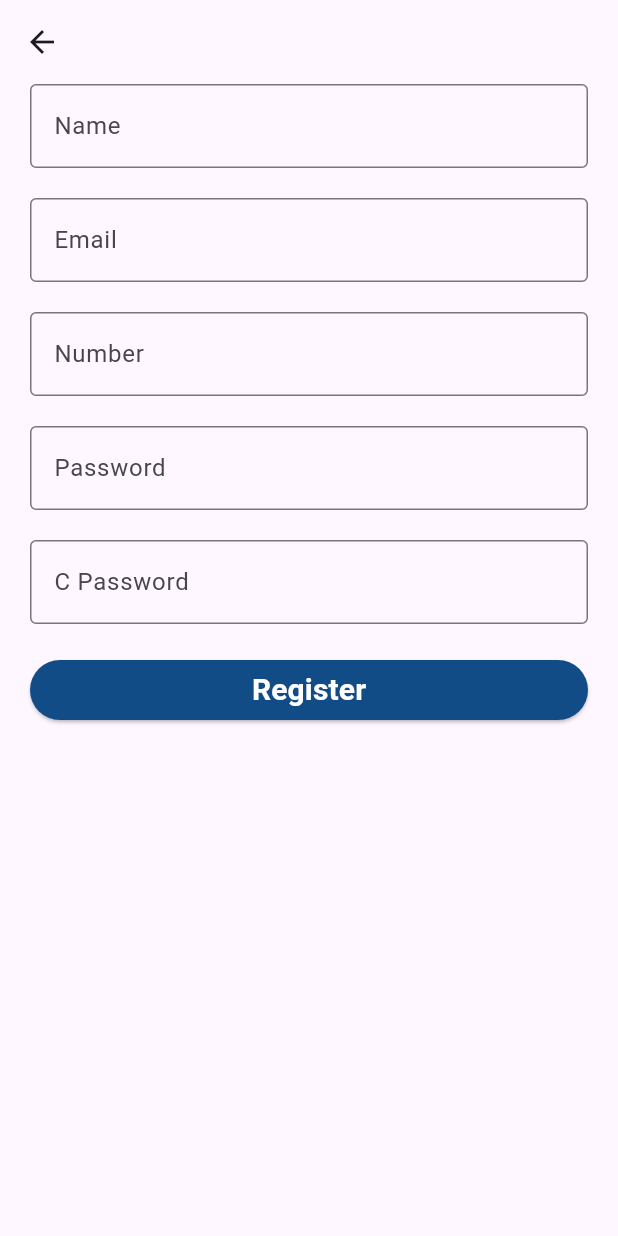
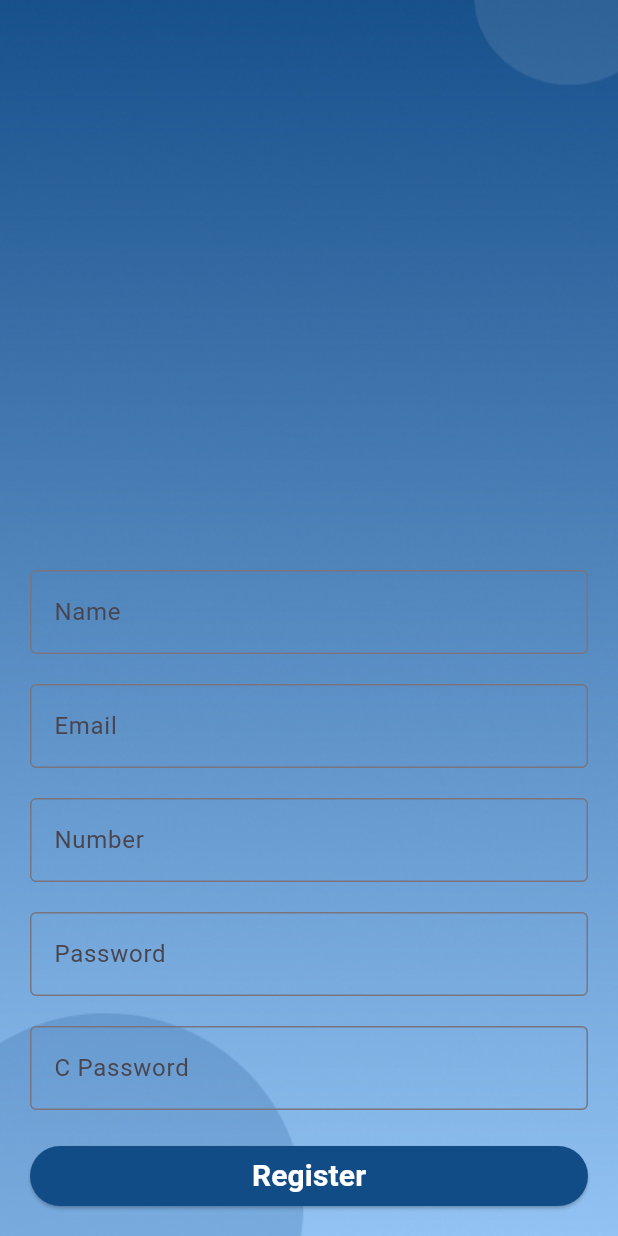
Before and after one commit to KaviruDeSilva08/Pet-Care-mobile-application-, a Flutter app: the Register screen opened directly, after a tap on "Create User Profile", on a phone screen of 412 x 824 dp. Run offline on Flutter 3.47's test engine with Material 3 defaults, Android fonts, the phone set to English and light mode, and no system bars; our stand-ins replace cloud_firestore, firebase_core; accounts and stored records are empty.

Commit message:
Add the backgroud image

```diff
--- a/lib/screen/register.dart
+++ b/lib/screen/register.dart
@@ -8,7 +8,14 @@ class Register extends StatelessWidget {
   @override
   Widget build(BuildContext context) {
     return Scaffold(
-      body: Column(
+      body: Container(
+        decoration: BoxDecoration(
+          image: DecorationImage(
+            image: AssetImage('assets/images/background.jpg'),
+            fit: BoxFit.cover, // You can adjust the image fit as needed
+          ),
+        ),
+        child: Column(
           mainAxisAlignment: MainAxisAlignment.center,
           children: [
             Row(
@@ -46,7 +53,8 @@ class Register extends StatelessWidget {
                   onPressed: () {
                     Navigator.push(
                       context,
-                    MaterialPageRoute(builder: (context) => const PetProfile()),
+                      MaterialPageRoute(
+                          builder: (context) => const PetProfile()),
                     );
                   },
                   child: Text(
@@ -62,6 +70,7 @@ class Register extends StatelessWidget {
             ),
           ],
         ),
+      ),
     );
   }
 }
--- a/lib/screen/userprofile.dart
+++ b/lib/screen/userprofile.dart
@@ -46,8 +46,14 @@ class _UserProfileState extends State<UserProfile> {
   @override
   Widget build(BuildContext context) {
     return Scaffold(
-      appBar: AppBar(),
-      body: SingleChildScrollView(
+      body: Container(
+        decoration: BoxDecoration(
+          image: DecorationImage(
+            image: AssetImage('assets/images/background.jpg'),
+            fit: BoxFit.cover, // You can adjust the image fit as needed
+          ),
+        ),
+        child: SingleChildScrollView(
           child: Padding(
             padding: EdgeInsets.only(
               left: 20,
@@ -56,6 +62,7 @@ class _UserProfileState extends State<UserProfile> {
             child: Column(
               crossAxisAlignment: CrossAxisAlignment.stretch,
               children: [
+                SizedBox(height: 380.0),
                 TextField(
                   controller: _nameEditingController,
                   decoration: InputDecoration(
@@ -110,7 +117,9 @@ class _UserProfileState extends State<UserProfile> {
                     ),
                   ),
                 ),
+                SizedBox(height: 20.0),
               ],
+            ),
           ),
         ),
       ),
--- a/pubspec.yaml
+++ b/pubspec.yaml
@@ -61,8 +61,8 @@ flutter:
   uses-material-design: true
 
   # To add assets to your application, add an assets section, like this:
-  # assets:
-  #   - images/a_dot_burr.jpeg
+  assets:
+    - assets/images/
   #   - images/a_dot_ham.jpeg
 
   # An image asset can refer to one or more resolution-specific "variants", see
```
Also changed, not shown: lib/screen/dashboard.dart (+9 -1 lines), lib/screen/petprofile.dart (+10 -1 lines), assets/images/background.jpg (added). Lines whose indentation alone changed are shown as unchanged.
